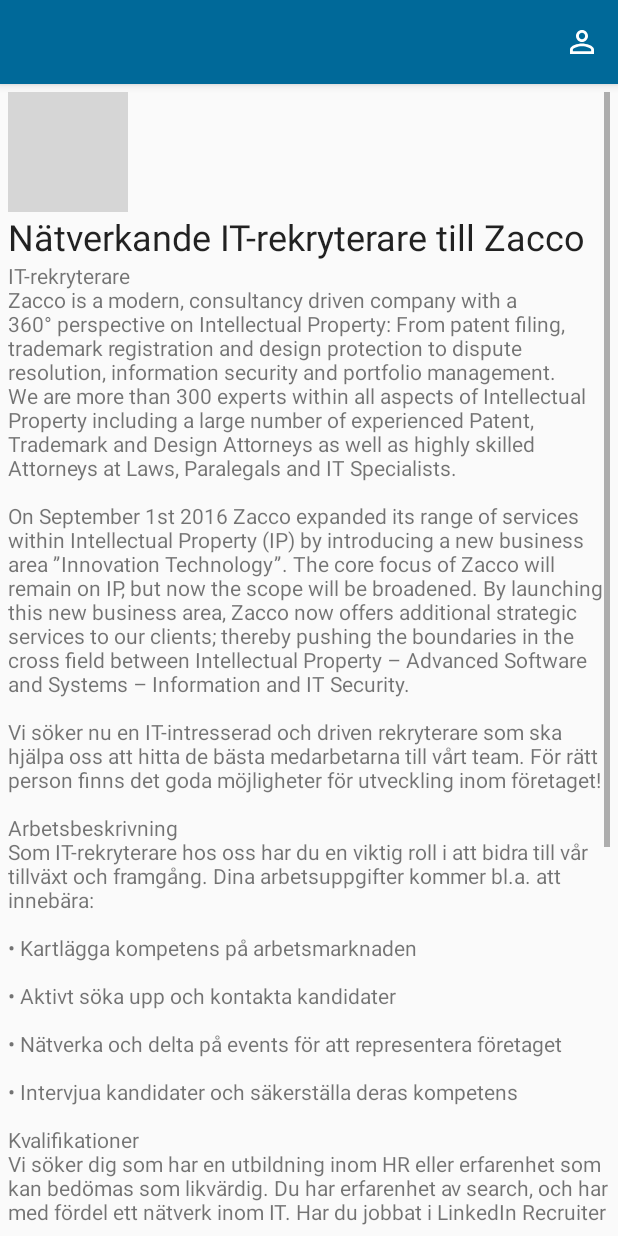
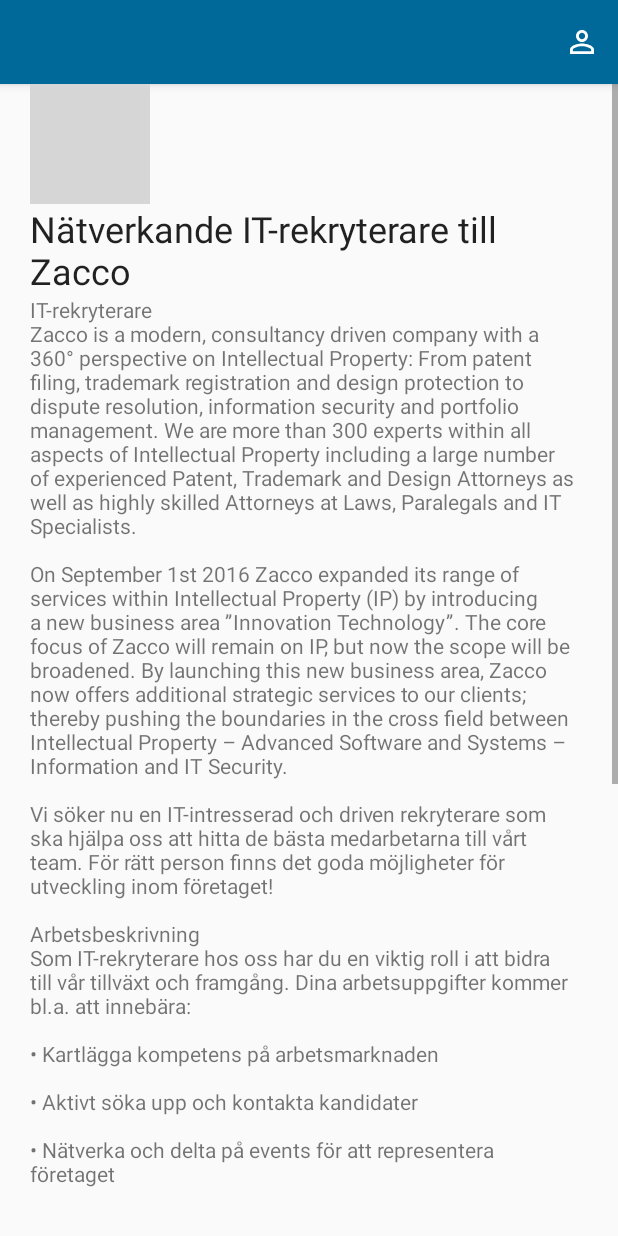
Before and after one commit to felixruponen/jobsweeper, an Android app: the screen it shows after launch (MainActivity), after a tap on "LÄS MER", on a phone screen of 412 x 824 dp. Run offline under Robolectric (Android 15) with nearby library versions, the phone set to English and light mode, and no system bars; our stand-ins replace Picasso; pictures from the network do not load; grey boxes are pictures that could not be loaded.

Commit message:
Added some padding

```diff
--- a/app/src/main/res/layout/fragment_job_detail.xml
+++ b/app/src/main/res/layout/fragment_job_detail.xml
@@ -3,11 +3,16 @@
     android:orientation="vertical"
     android:layout_width="match_parent"
     android:layout_height="match_parent"
-    android:padding="5dp">
+    >
 
     <ScrollView
         android:layout_width="match_parent"
-        android:layout_height="match_parent">
+        android:layout_height="match_parent"
+        android:paddingLeft="20dp"
+        android:paddingRight="20dp"
+        android:paddingBottom="20dp"
+        android:scrollbarStyle="outsideInset"
+        >
 
         <LinearLayout
             android:layout_width="match_parent"
```
